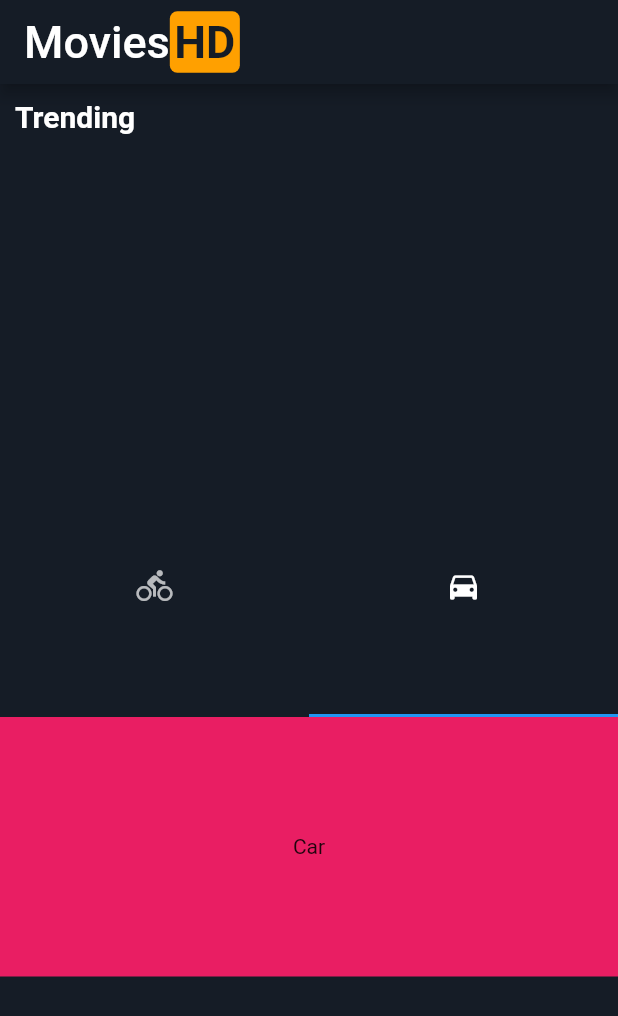
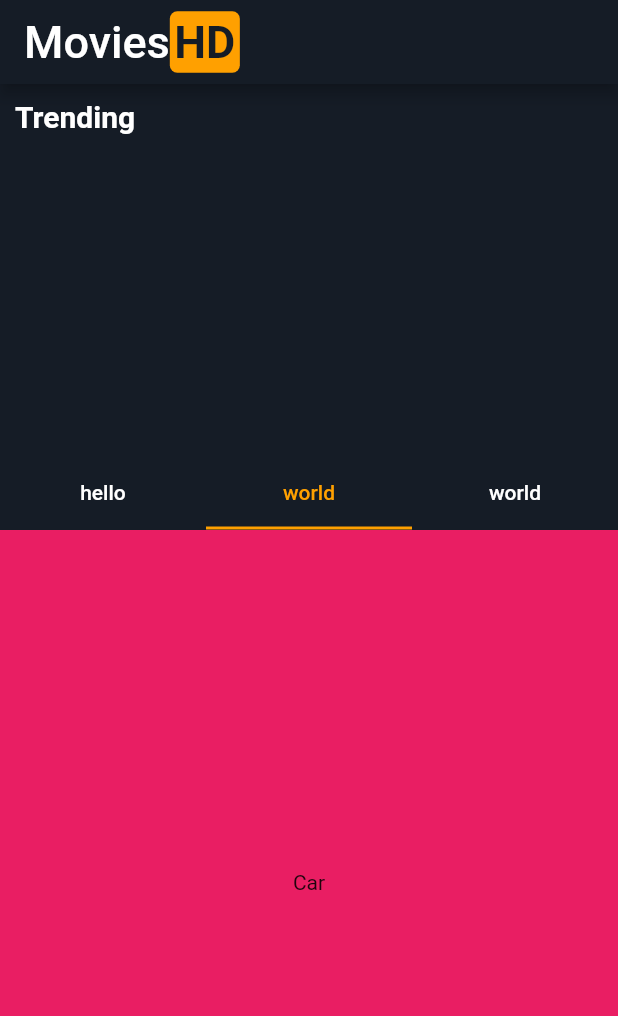
Before and after one commit to yogameleniawan/flutter_app_movie_api, a Flutter app: the screen it shows after launch, tab 2 chosen, on a phone screen of 412 x 824 dp. Shown: the top 1016 px of the screen. Run offline on Flutter 3.47's test engine with Material 2 defaults, Android fonts, the phone set to English and light mode, and no system bars; drawn by our look-alikes of carousel_slider; network calls fail; statements that could not run were skipped.

Commit message:
update tab

```diff
--- a/lib/pages/movie_list.dart
+++ b/lib/pages/movie_list.dart
@@ -44,9 +44,8 @@ class _MovieListState extends State<MovieList> {
 
   @override
   Widget build(BuildContext context) {
-    String imgPath = 'https://image.tmdb.org/t/p/w500/';
     return DefaultTabController(
-      length: 2,
+      length: 3,
       child: Scaffold(
         backgroundColor: Color(0xFF151C26),
         appBar: AppBar(
@@ -178,34 +177,38 @@ class _MovieListState extends State<MovieList> {
                   ),
                 ],
               )),
-              Expanded(
-                child: TabBar(
+              TabBar(
+                indicatorColor: Colors.amber[700],
+                unselectedLabelColor: Colors.white,
+                labelColor: Colors.amber[700],
                 tabs: [
-                    Tab(
-                      icon: Icon(Icons.directions_bike),
+                  new Container(
+                    child: new Tab(text: 'hello'),
                   ),
-                    Tab(
-                      icon: Icon(
-                        Icons.directions_car,
+                  new Container(
+                    child: new Tab(text: 'world'),
                   ),
+                  new Container(
+                    child: new Tab(text: 'world'),
                   ),
                 ],
-                ),
               ),
               Expanded(
                 child: TabBarView(
                   children: [
                     // first tab bar view widget
+                    Popular(movies, moviesCount),
+
+                    // second tab bar viiew widget
                     Container(
-                      color: Colors.red,
+                      color: Colors.pink,
                       child: Center(
                         child: Text(
-                          'Bike',
+                          'Car',
                         ),
                       ),
                     ),
 
-                    // second tab bar viiew widget
                     Container(
                       color: Colors.pink,
                       child: Center(
@@ -217,18 +220,32 @@ class _MovieListState extends State<MovieList> {
                   ],
                 ),
               ),
-              Expanded(
+            ],
+          ),
+        ),
+      ),
+    );
+  }
+}
+
+class Popular extends StatelessWidget {
+  int moviesCount;
+  List movies;
+  Popular(this.movies, this.moviesCount);
+  String imgPath = 'https://image.tmdb.org/t/p/w500/';
+
+  @override
+  Widget build(BuildContext context) {
+    return Expanded(
       child: ListView.builder(
-                    itemCount:
-                        (this.moviesCount == null) ? 0 : this.moviesCount,
+          itemCount: (this.moviesCount == null) ? 0 : this.moviesCount,
           itemBuilder: (context, int position) {
             return Card(
               elevation: 0.0,
               color: Color(0xFF151C26),
               child: InkWell(
                 child: Container(
-                            margin: EdgeInsets.only(
-                                bottom: 10, left: 10, right: 10),
+                  margin: EdgeInsets.only(bottom: 10, left: 10, right: 10),
                   child: Stack(
                     children: [
                       Image.network(
@@ -250,10 +267,7 @@ class _MovieListState extends State<MovieList> {
                             children: [
                               Container(
                                 padding: EdgeInsets.only(
-                                              bottom: 10,
-                                              top: 10,
-                                              left: 10,
-                                              right: 10),
+                                    bottom: 10, top: 10, left: 10, right: 10),
                                 color: Colors.amber[700],
                                 height: 40,
                                 width: 70,
@@ -264,12 +278,9 @@ class _MovieListState extends State<MovieList> {
                                       color: Colors.black,
                                     ),
                                     Text(
-                                                  movies[position]
-                                                      .voteAverage
-                                                      .toString(),
+                                        movies[position].voteAverage.toString(),
                                         style: TextStyle(
-                                                      fontWeight:
-                                                          FontWeight.bold)),
+                                            fontWeight: FontWeight.bold)),
                                   ],
                                 ),
                               ),
@@ -288,11 +299,6 @@ class _MovieListState extends State<MovieList> {
               ),
             );
           }),
-              ),
-            ],
-          ),
-        ),
-      ),
     );
   }
 }
```
Lines whose indentation alone changed are shown as unchanged.
